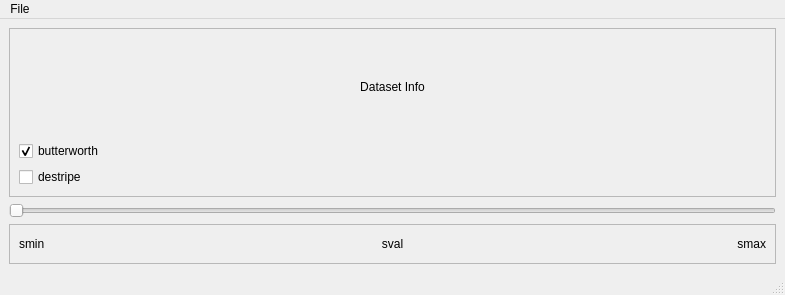
Before: the Qt Designer form src/viewephys/nav_file.ui in int-brain-lab/viewephys, drawn with Qt 5.
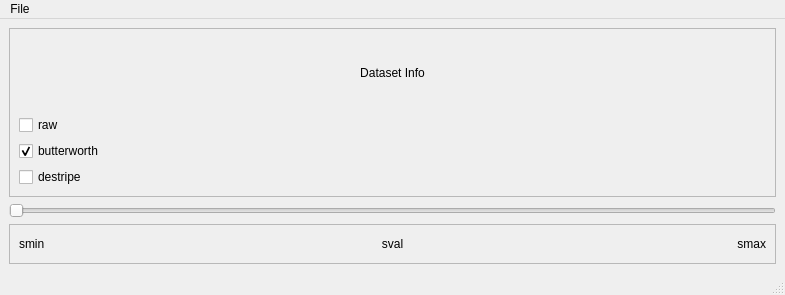
After: the same form once the commit is applied.

Commit message: add raw data option in view file

```diff
--- a/src/viewephys/nav_file.ui
+++ b/src/viewephys/nav_file.ui
@@ -45,6 +45,16 @@
          <property name="alignment">
           <set>Qt::AlignCenter</set>
          </property>
+         <property name="textInteractionFlags">
+          <set>Qt::LinksAccessibleByMouse|Qt::TextSelectableByMouse</set>
+         </property>
+        </widget>
+       </item>
+       <item>
+        <widget class="QCheckBox" name="cb_raw_ap">
+         <property name="text">
+          <string>raw</string>
+         </property>
         </widget>
        </item>
        <item>
```
Left out of the diff: 2 changed lines with no effect on the pictures. The commit also changes 1 other file.
